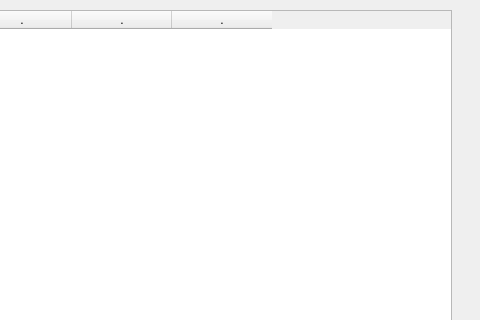
This is cari.ui in nerdogan/nenra as Qt 5 draws it before an edit; both pictures show x 409 to 889 and y 0 to 320 of the 889 by 600 pixel window. The edited form follows.
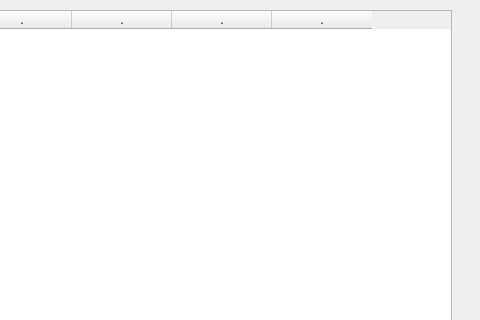
This is the edited form.

```diff
--- a/cari.ui
+++ b/cari.ui
@@ -157,6 +157,11 @@
      <string>.</string>
     </property>
    </column>
+   <column>
+    <property name="text">
+     <string>.</string>
+    </property>
+   </column>
   </widget>
   <widget class="QPushButton" name="pushButton_3">
    <property name="geometry">
```
